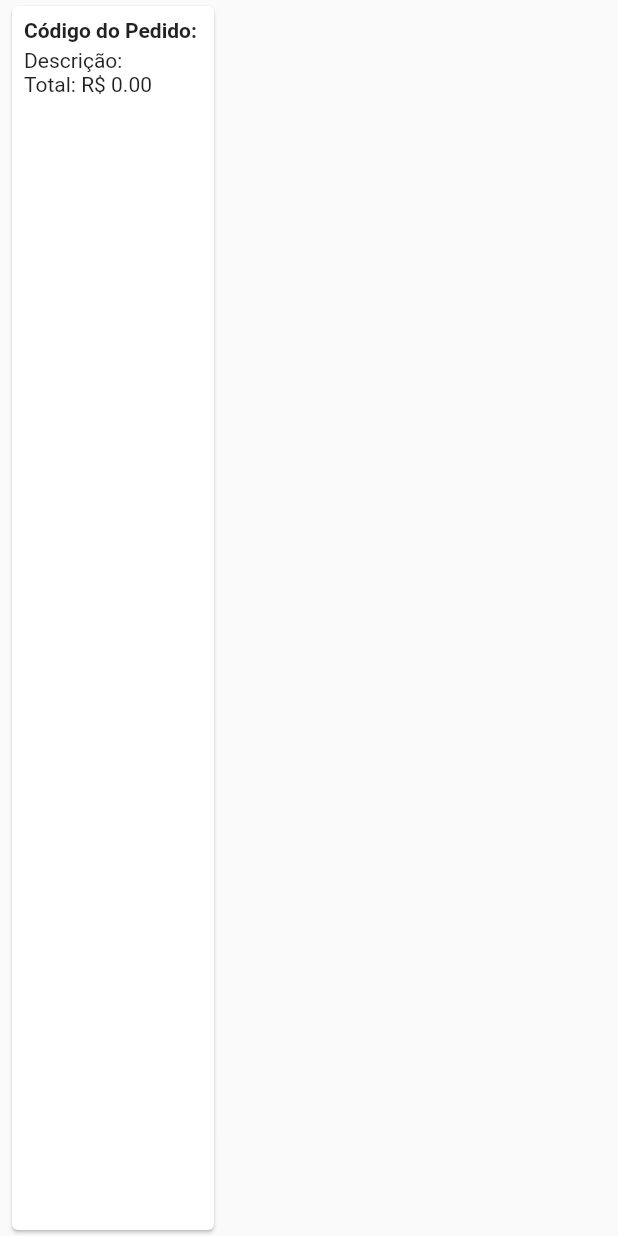
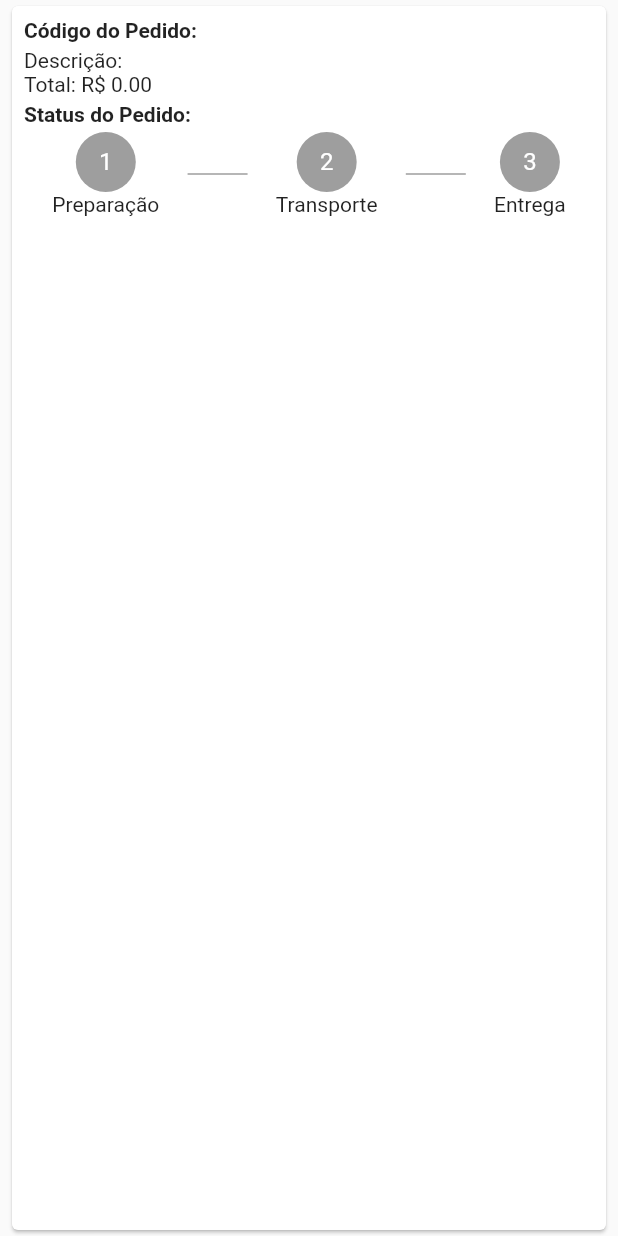
Before and after one commit to davihoffmann/loja-online-app-flutter, a Flutter app: the OrderTile widget shown alone on an empty page, opened directly with empty values, on a phone screen of 412 x 824 dp. Run offline on Flutter 3.47's test engine with Material 2 defaults, Android fonts, the phone set to English and light mode, and no system bars; our stand-ins replace carousel_pro, cloud_firestore, firebase_auth, transparent_image; accounts and stored records are empty.

Commit message:
finalizada tela de meus pedido criando o widget de status do pedido

```diff
--- a/lib/tiles/order_tile.dart
+++ b/lib/tiles/order_tile.dart
@@ -25,6 +25,9 @@ class OrderTile extends StatelessWidget {
                 child: CircularProgressIndicator(),
               );
             } else {
+
+              int status = snapshot.data["status"];
+
               return Column(
                 crossAxisAlignment: CrossAxisAlignment.start,
                 children: <Widget>[
@@ -34,6 +37,30 @@ class OrderTile extends StatelessWidget {
                   ),
                   SizedBox(height: 4.0),
                   Text(_buildProductsText(snapshot.data)),
+                  SizedBox(height: 4.0),
+                  Text(
+                    "Status do Pedido: ",
+                    style: TextStyle(fontWeight: FontWeight.bold),
+                  ),
+                  SizedBox(height: 4.0),
+                  Row(
+                    mainAxisAlignment: MainAxisAlignment.spaceEvenly,
+                    children: <Widget>[
+                      _buildCircle("1", "Preparação", status, 1),
+                      Container(
+                        height: 1.0,
+                        width: 40.0,
+                        color: Colors.grey[500],
+                      ),
+                      _buildCircle("2", "Transporte", status, 2),
+                      Container(
+                        height: 1.0,
+                        width: 40.0,
+                        color: Colors.grey[500],
+                      ),
+                      _buildCircle("3", "Entrega", status, 3),
+                    ],
+                  )
                 ],
               );
             }
@@ -53,4 +80,40 @@ class OrderTile extends StatelessWidget {
 
     return text;
   }
+
+  Widget _buildCircle(
+      String title, String subtitle, int status, int thisStatus) {
+    Color backColor;
+    Widget child;
+
+    if (status < thisStatus) {
+      backColor = Colors.grey[500];
+      child = Text(title, style: TextStyle(color: Colors.white));
+    } else if (status == thisStatus) {
+      backColor = Colors.blue;
+      child = Stack(
+        alignment: Alignment.center,
+        children: <Widget>[
+          Text(title, style: TextStyle(color: Colors.white)),
+          CircularProgressIndicator(
+            valueColor: AlwaysStoppedAnimation<Color>(Colors.white),
+          ),
+        ],
+      );
+    } else {
+      backColor = Colors.green;
+      child = Icon(Icons.check, color: Colors.white,);
+    }
+
+    return Column(
+      children: <Widget>[
+        CircleAvatar(
+          radius: 20.0,
+          backgroundColor: backColor,
+          child: child,
+        ),
+        Text(subtitle),
+      ],
+    );
+  }
 }
```
